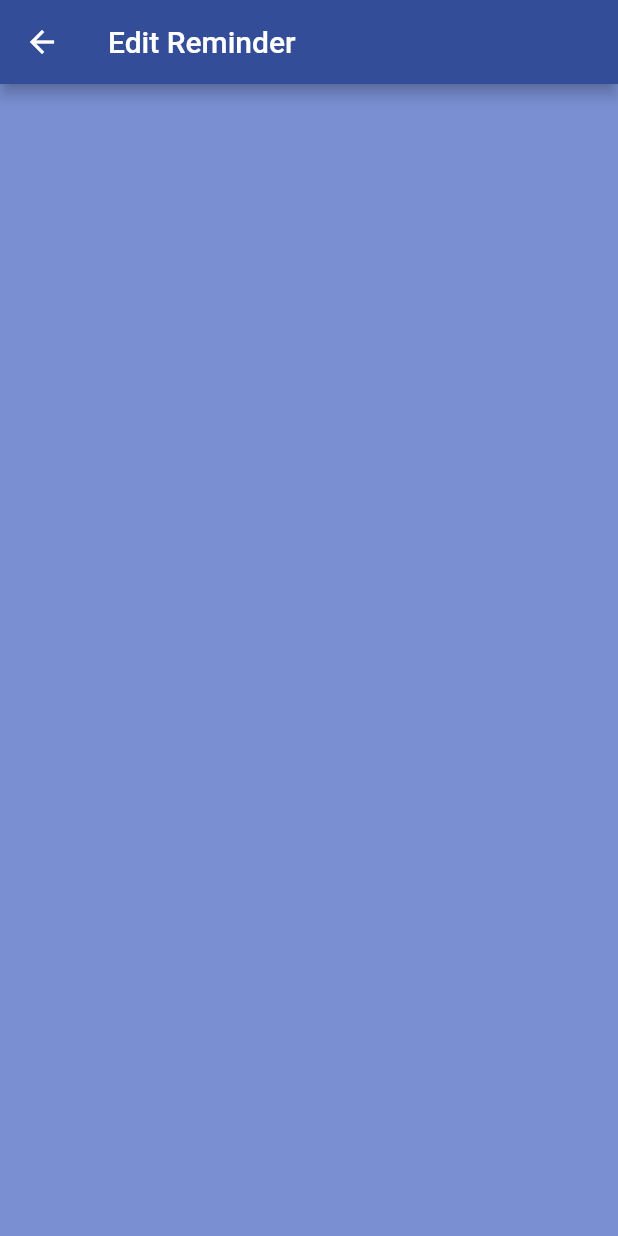
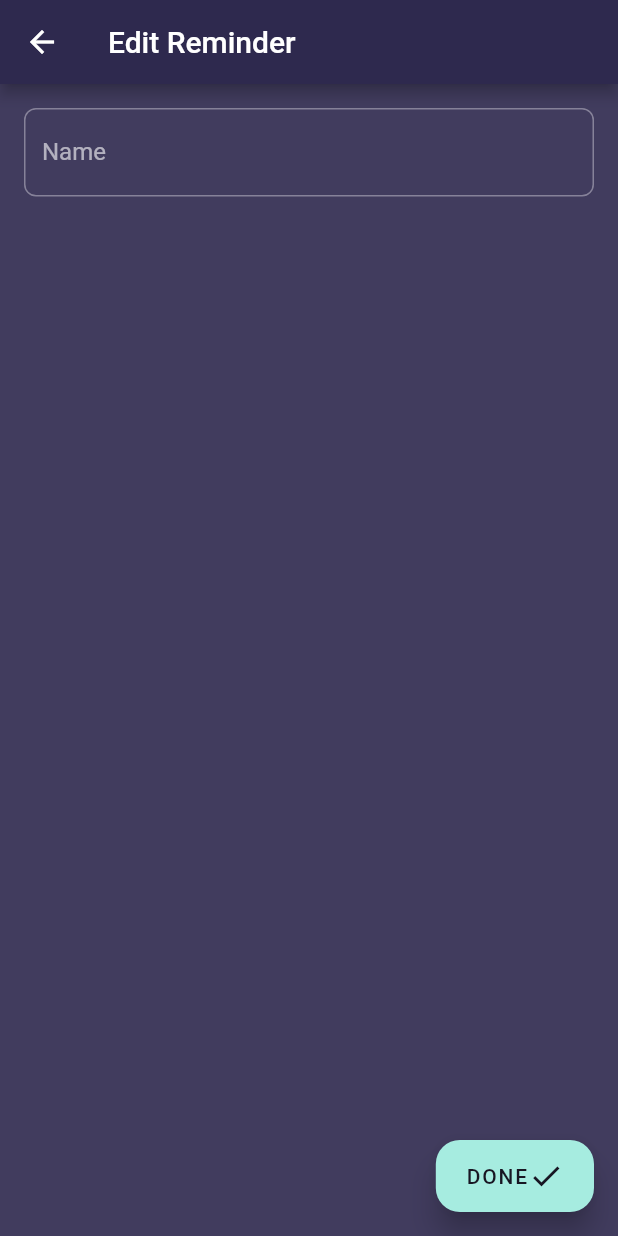
Before and after one commit to JinayJain/minute_keeper, a Flutter app: the screen it shows after launch, after a tap on the "add" icon, on a phone screen of 412 x 824 dp. Run offline on Flutter 3.47's test engine with Material 2 defaults, Android fonts, the phone set to English and light mode, and no system bars.

Commit message:
Changes to theme and added partial functionality

```diff
--- a/lib/main.dart
+++ b/lib/main.dart
@@ -1,7 +1,7 @@
 
 import 'package:flutter/material.dart';
 import 'package:minute_keeper/screens/home.dart';
-import 'package:minute_keeper/styles/main_theme.dart';
+import 'models/app_state.dart';
 
 void main() => runApp(MyApp());
 
@@ -9,9 +9,83 @@ class MyApp extends StatelessWidget {
   @override
   Widget build(BuildContext context) {
     return MaterialApp(
-      theme: MainTheme().theme,
+
+      theme: _buildDarkTheme(),
       title: 'Minute Keeper',
-      home: HomeScreen()
+      home: AppState(
+        child: HomeScreen()
+      )
     );
   }
 }
+
+const Color primaryColor = Color(0xff2e294e);
+const Color primaryColorDark = Color(0xff221e39);
+const Color primaryColorLight = Color(0xff413c5e);
+
+const Color accentColor = Color(0xffa6ece0);
+const Color secondaryAccent= Color(0xff7adfbb);
+
+const Color lightTextColor = Color(0xfff7f5fa);
+const Color darkTextColor = Color(0xff181623);
+
+const Color errorColor = Color(0xffea5d67);
+
+const ColorScheme mainColors = ColorScheme(
+  primary: primaryColor,
+  primaryVariant: primaryColorDark,
+  secondary: accentColor,
+  secondaryVariant: secondaryAccent,
+  surface: primaryColorLight,
+  background: primaryColorLight,
+  error: errorColor,
+  onPrimary: lightTextColor,
+  onSecondary: darkTextColor,
+  onSurface: lightTextColor,
+  onBackground: lightTextColor,
+  onError: lightTextColor,
+  brightness: Brightness.dark
+);
+
+
+ThemeData _buildDarkTheme(){
+  final ThemeData base = ThemeData.dark();
+
+  return base.copyWith(
+    colorScheme: mainColors,
+
+    primaryColor: primaryColor,
+    primaryColorDark: primaryColorDark,
+    primaryColorLight: primaryColorLight,
+
+    accentColor: accentColor,
+
+    scaffoldBackgroundColor: primaryColorLight,
+
+    inputDecorationTheme: InputDecorationTheme(
+      border: OutlineInputBorder(
+        borderRadius: BorderRadius.circular(8.0)
+      ),
+    ),
+
+    floatingActionButtonTheme: FloatingActionButtonThemeData(
+      shape: RoundedRectangleBorder(
+              borderRadius: BorderRadius.circular(16.0)
+      ),
+      elevation: 8.0
+    ),
+
+    canvasColor: primaryColor,
+
+    textTheme: _buildTextTheme(base.textTheme),
+  );
+}
+
+TextTheme _buildTextTheme(TextTheme base){
+  return base.copyWith(
+    title: TextStyle(fontFamily: 'Raleway'),
+    subtitle: TextStyle(fontFamily: 'Raleway', color: darkTextColor, fontSize: 16.0),
+    body1: TextStyle(color: lightTextColor),
+
+  );
+}
--- /dev/null
+++ b/lib/models/app_state.dart
@@ -0,0 +1,19 @@
+import 'package:flutter/material.dart';
+import 'package:minute_keeper/util/reminder.dart';
+
+
+class AppState extends InheritedWidget{
+
+  final List<Reminder> reminderList = new List<Reminder>();
+
+  AppState({ Widget child }) : super(child: child);
+
+  @override
+  bool updateShouldNotify(InheritedWidget old){
+    return true;
+  }
+
+  static AppState of(BuildContext context){
+    return context.inheritFromWidgetOfExactType(AppState);
+  }
+}
--- a/lib/screens/edit_reminder.dart
+++ b/lib/screens/edit_reminder.dart
@@ -1,12 +1,63 @@
 import 'package:flutter/material.dart';
+import 'package:minute_keeper/util/reminder.dart';
 
 class EditReminderScreen extends StatelessWidget {
+
+  final _nameController = TextEditingController();
+
+
+  Reminder reminder;
+
+  EditReminderScreen(Reminder rem){
+
+    // TODO make cursor start at the end of the name
+    this._nameController.text = rem.name;
+    this.reminder = rem;
+  }
+
+  EditReminderScreen.newReminder(){
+    this.reminder = Reminder();
+  }
+
   @override
   Widget build(BuildContext context) {
     return Scaffold(
+      floatingActionButton: FloatingActionButton.extended(
+        label: Row(
+          children: <Widget>[
+            Text("DONE"),
+            Icon(Icons.check),
+          ],
+        ),
+        onPressed: () {
+          _submitReminder(context);
+        },
+      ),
       appBar: AppBar(
         title: Text("Edit Reminder"),
       ),
+      body: Container(
+        padding: EdgeInsets.all(16.0),
+        child: ListView(
+          children: <Widget>[
+            TextField(
+              controller: _nameController,
+              textCapitalization: TextCapitalization.sentences,
+              decoration: InputDecoration(
+                labelText: "Name",
+              ),
+            ),
+          ],
+        ),
+      ),
     );
   }
+
+  void _submitReminder(BuildContext context){
+    Reminder newReminder = Reminder(
+      name: _nameController.text
+    );
+
+    Navigator.pop(context, newReminder);
+  }
 }
--- a/lib/screens/home.dart
+++ b/lib/screens/home.dart
@@ -2,6 +2,7 @@ import 'package:flutter/material.dart';
 import 'package:minute_keeper/util/reminder.dart';
 import 'package:minute_keeper/widgets/reminder_card.dart';
 import 'edit_reminder.dart';
+import 'package:minute_keeper/models/app_state.dart';
 
 class HomeScreen extends StatefulWidget {
   @override
@@ -9,22 +10,30 @@ class HomeScreen extends StatefulWidget {
 }
 
 class _HomeScreenState extends State<HomeScreen> {
-  List<Reminder> reminders;
 
   @override
   Widget build(BuildContext context) {
+
     return Scaffold(
         floatingActionButton: FloatingActionButton(
           child: Icon(
             Icons.add,
             size: 32.0,
           ),
-          onPressed: () {
-            Navigator.push(context,
-                MaterialPageRoute(builder: (context) => EditReminderScreen()));
+          onPressed: () async {
+            final result = await Navigator.push(context,
+                MaterialPageRoute(
+                    builder: (context) => EditReminderScreen.newReminder()));
+
+            _getReminders(context).add(result);
           },
         ),
-        appBar: AppBar(title: Text("Minute Keeper")),
+        appBar: AppBar(
+          title: Text(
+            "Minute Keeper",
+            style: Theme.of(context).textTheme.title,
+          )
+        ),
         bottomNavigationBar: BottomNavigationBar(
           items: [
             BottomNavigationBarItem(
@@ -42,10 +51,15 @@ class _HomeScreenState extends State<HomeScreen> {
           ],
         ),
         body: ListView.builder(
-          itemCount: 6,
+          itemCount: _getReminders(context).length,
           itemBuilder: (BuildContext context, int index) {
-            return ReminderCard(Reminder(name: "I am a little boy with big dreams"));
+            return ReminderCard(_getReminders(context)[index]);
           },
         ));
   }
+
+  List<Reminder> _getReminders(BuildContext context) {
+    return AppState.of(context).reminderList;
+  }
+
 }
--- a/lib/styles/main_theme.dart
+++ /dev/null
@@ -1,31 +0,0 @@
-import 'package:flutter/material.dart';
-
-
-class MainTheme {
-
-  static const Color primaryColor = Color(0xff334d99);
-  static const Color primaryColorDark = Color(0xff4060bf);
-  static const Color primaryColorLight = Color(0xff798fd2);
-
-  static const Color accentColor = Color(0xffa2cedd);
-
-  ThemeData theme = ThemeData(
-    brightness: Brightness.dark,
-    primaryColor: primaryColor,
-    primaryColorLight: primaryColorDark,
-    primaryColorDark: primaryColorLight,
-
-    accentColor: accentColor,
-
-    canvasColor: primaryColor,
-
-    backgroundColor: primaryColorLight,
-    scaffoldBackgroundColor: primaryColorLight,
-
-    textTheme: TextTheme(
-      title: TextStyle(fontFamily: 'Raleway'),
-      headline: TextStyle(fontFamily: 'Raleway', fontSize: 16.0, fontWeight: FontWeight.w500),
-      body1: TextStyle(fontFamily: 'OpenSans'),
-    )
-  );
-}
--- a/lib/util/reminder.dart
+++ b/lib/util/reminder.dart
@@ -8,7 +8,7 @@ class Reminder {
   TimeOfDay endTime;
 
   Reminder({
-    this.name,
+    this.name = "New Reminder",
     this.frequency = 30,
     this.startTime = const TimeOfDay(hour: 0, minute: 0),
     this.endTime = const TimeOfDay(hour: 23, minute: 59)});
```
Also changed, not shown: lib/widgets/reminder_card.dart (+10 -9 lines).
